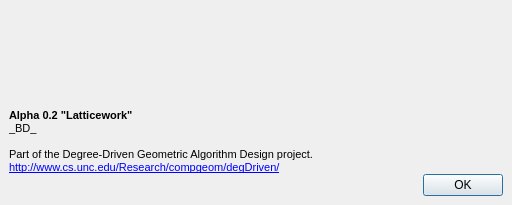
Above: projects/rationalcad/forms/rc_dialog_about.ui from freemancw/rationalcad before the change. Below: the same form after it.
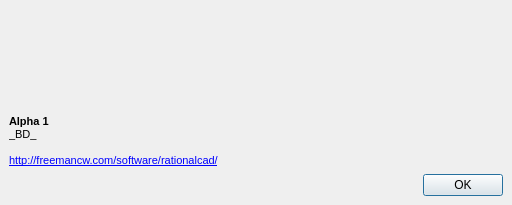
That is the form after the change. Icons and pictures are not drawn.

Patch:
```diff
--- a/projects/rationalcad/forms/rc_dialog_about.ui
+++ b/projects/rationalcad/forms/rc_dialog_about.ui
@@ -92,11 +92,10 @@
 &lt;html&gt;&lt;head&gt;&lt;meta name=&quot;qrichtext&quot; content=&quot;1&quot; /&gt;&lt;style type=&quot;text/css&quot;&gt;
 p, li { white-space: pre-wrap; }
 &lt;/style&gt;&lt;/head&gt;&lt;body style=&quot; font-family:'MS Shell Dlg 2'; font-size:8pt; font-weight:400; font-style:normal;&quot;&gt;
-&lt;p style=&quot; margin-top:0px; margin-bottom:0px; margin-left:0px; margin-right:0px; -qt-block-indent:0; text-indent:0px;&quot;&gt;&lt;span style=&quot; font-weight:600;&quot;&gt;Alpha 0.2 &amp;quot;Latticework&amp;quot;&lt;/span&gt;&lt;/p&gt;
+&lt;p style=&quot; margin-top:0px; margin-bottom:0px; margin-left:0px; margin-right:0px; -qt-block-indent:0; text-indent:0px;&quot;&gt;&lt;span style=&quot; font-weight:600;&quot;&gt;Alpha 1&lt;/span&gt;&lt;/p&gt;
 &lt;p style=&quot; margin-top:0px; margin-bottom:0px; margin-left:0px; margin-right:0px; -qt-block-indent:0; text-indent:0px;&quot;&gt;_BD_&lt;/p&gt;
 &lt;p style=&quot;-qt-paragraph-type:empty; margin-top:0px; margin-bottom:0px; margin-left:0px; margin-right:0px; -qt-block-indent:0; text-indent:0px;&quot;&gt;&lt;br /&gt;&lt;/p&gt;
-&lt;p style=&quot; margin-top:0px; margin-bottom:0px; margin-left:0px; margin-right:0px; -qt-block-indent:0; text-indent:0px;&quot;&gt;Part of the Degree-Driven Geometric Algorithm Design project.&lt;/p&gt;
-&lt;p style=&quot; margin-top:0px; margin-bottom:0px; margin-left:0px; margin-right:0px; -qt-block-indent:0; text-indent:0px;&quot;&gt;&lt;a href=&quot;http://www.cs.unc.edu/Research/compgeom/degDriven&quot;&gt;&lt;span style=&quot; text-decoration: underline; color:#0000ff;&quot;&gt;http://www.cs.unc.edu/Research/compgeom/degDriven/&lt;/span&gt;&lt;/a&gt;&lt;/p&gt;&lt;/body&gt;&lt;/html&gt;</string>
+&lt;p style=&quot; margin-top:0px; margin-bottom:0px; margin-left:0px; margin-right:0px; -qt-block-indent:0; text-indent:0px;&quot;&gt;&lt;a href=&quot;http://freemancw.com/software/rationalcad/&quot;&gt;&lt;span style=&quot; text-decoration: underline; color:#0000ff;&quot;&gt;http://freemancw.com/software/rationalcad/&lt;/span&gt;&lt;/a&gt;&lt;/p&gt;&lt;/body&gt;&lt;/html&gt;</string>
        </property>
        <property name="textFormat">
         <enum>Qt::RichText</enum>
```
